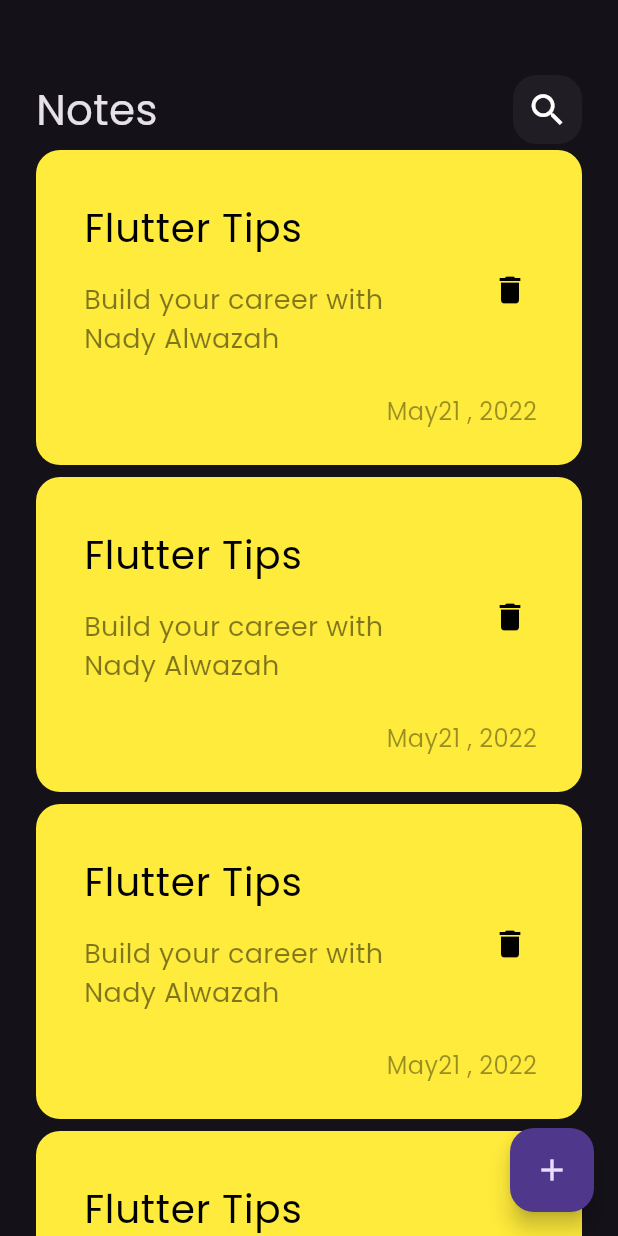
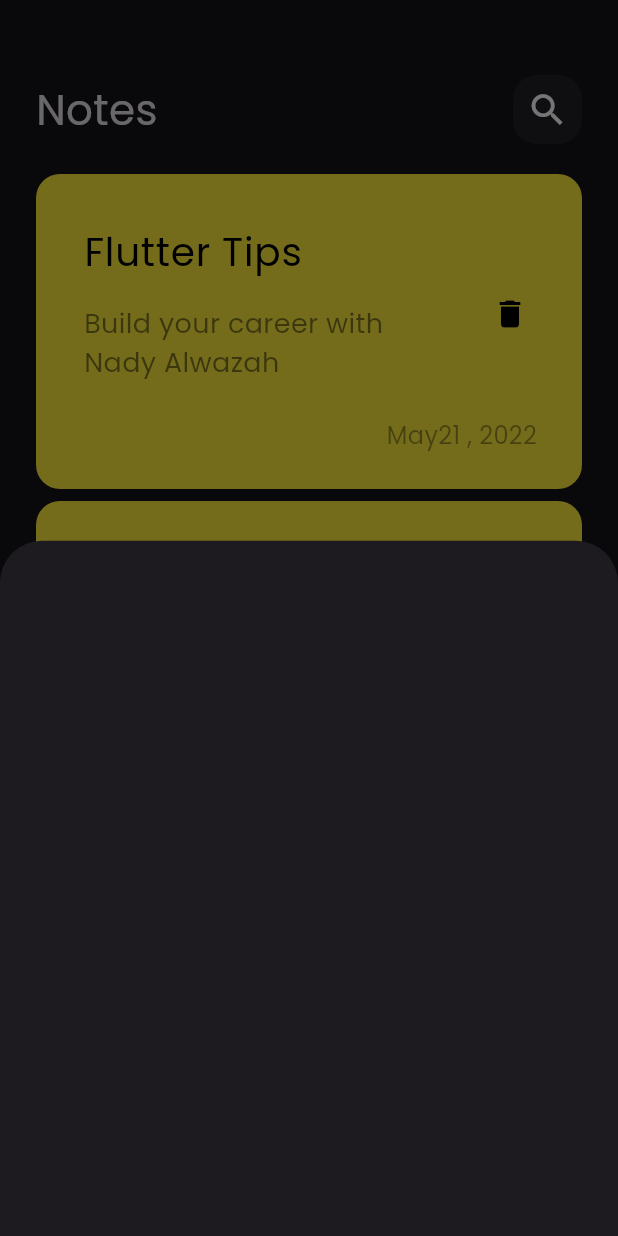
Before and after one commit to NADY10N/notes_app, a Flutter app: the screen it shows after launch, after a tap on the "add" icon, on a phone screen of 412 x 824 dp. Run offline on Flutter 3.47's test engine with Material 3 defaults, Android fonts, the phone set to English and light mode, and no system bars.

Commit message:
show modal bottom sheet

```diff
--- a/lib/views/notes_view.dart
+++ b/lib/views/notes_view.dart
@@ -1,4 +1,5 @@
 import 'package:flutter/material.dart';
+import 'package:notes/views/widgets/add_note_bottom-sheet.dart';
 import 'package:notes/views/widgets/notes_view_body.dart';
 
 class NotesView extends StatelessWidget {
@@ -8,8 +9,20 @@ class NotesView extends StatelessWidget {
   Widget build(BuildContext context) {
     return Scaffold(
       floatingActionButton: FloatingActionButton(
-        onPressed: () {},
+        backgroundColor: Colors.blue,
+        onPressed: () {
+          showModalBottomSheet(
+              context: context,
+              builder: (context) {
+                return const AddNoteBottomSheet();
+              });
+        },
         child: Icon(Icons.add),
+        shape: RoundedRectangleBorder(
+          borderRadius: BorderRadius.all(
+            Radius.circular(40),
+          ),
+        ),
       ),
       body: const NotesViewBody(),
     );
--- /dev/null
+++ b/lib/views/widgets/add_note_bottom-sheet.dart
@@ -0,0 +1,10 @@
+import 'package:flutter/material.dart';
+
+class AddNoteBottomSheet extends StatelessWidget {
+  const AddNoteBottomSheet({super.key});
+
+  @override
+  Widget build(BuildContext context) {
+    return Container();
+  }
+}
--- a/lib/views/widgets/notes_list_view.dart
+++ b/lib/views/widgets/notes_list_view.dart
@@ -6,11 +6,16 @@ class NotesListView extends StatelessWidget {
 
   @override
   Widget build(BuildContext context) {
-    return ListView.builder(itemBuilder: (context, index) {
-      return const Padding(
-        padding: EdgeInsets.symmetric(vertical: 4),
-        child: NoteItem(),
-      );
-    });
+    return Padding(
+      padding: const EdgeInsets.symmetric(vertical: 16),
+      child: ListView.builder(
+          // padding: EdgeInsets.zero,
+          itemBuilder: (context, index) {
+        return const Padding(
+          padding: EdgeInsets.symmetric(vertical: 4),
+          child: NoteItem(),
+        );
+      }),
+    );
   }
 }
```
